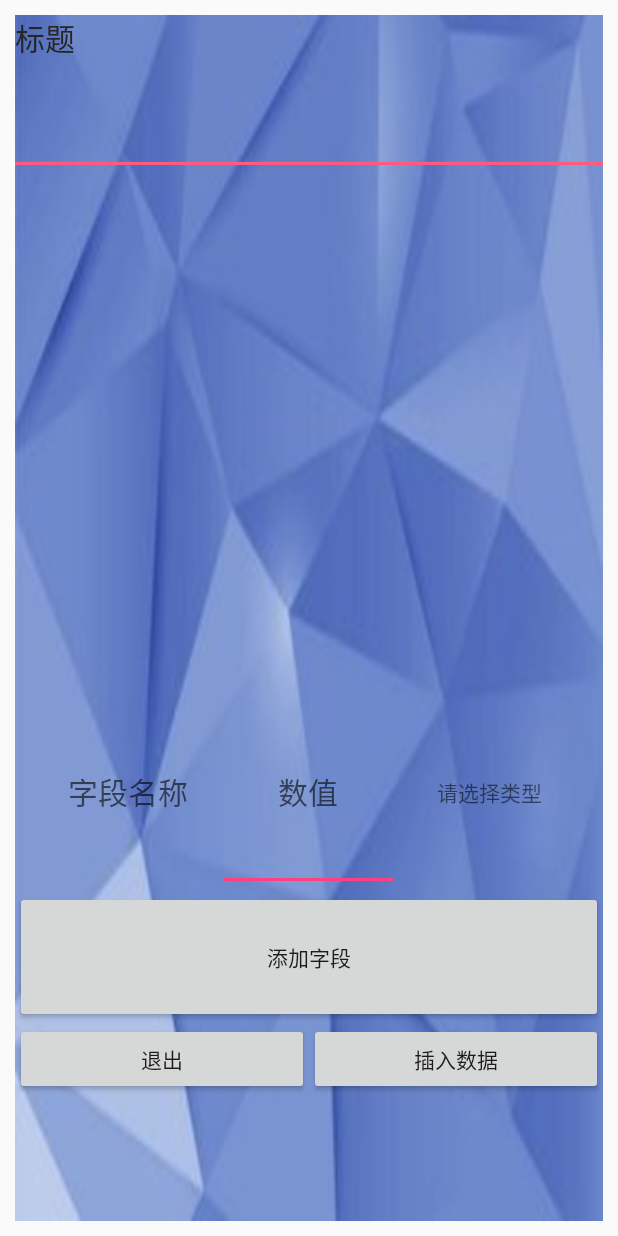
After one commit to aiLeslie/SQLite, an Android app: the layout option_insert_table.xml on its own in the app's theme, with its tools: preview values and no code run, on a phone screen of 412 x 824 dp. The commit adds this screen. Run offline under Robolectric (Android 15) with nearby library versions, the phone set to English and light mode, and no system bars.

Commit message:
增加数据库插入数据功能

```diff
--- a/litepal/src/main/assets/litepal.xml
+++ b/litepal/src/main/assets/litepal.xml
@@ -4,7 +4,7 @@
 
     <version value="1" ></version>
 
-    <list>
-        <mapping class="com.leslie.codebase.litepal.tables.Person"></mapping>
-    </list>
+    <!--<list>-->
+        <!--<mapping class="com.leslie.codebase.litepal.tables.Person"></mapping>-->
+    <!--</list>-->
 </litepal>
--- a/litepal/src/main/java/com/leslie/codebase/litepal/sql/SqlUtil.java
+++ b/litepal/src/main/java/com/leslie/codebase/litepal/sql/SqlUtil.java
@@ -5,11 +5,13 @@ package com.leslie.codebase.litepal.sql;
  */
 public class SqlUtil {
     public static String[] java_types = {
-            "string", "int", "short", "long", "int", "float", "double", "blob",
+            String.class.getName(), Integer.class.getName(), Short.class.getName(), Long.class.getName(),
+            Float.class.getName(),Double.class.getName(),Boolean.class.getName()
     };
 
     public static String[] sql_type = {
-            "char", "int", "short", "long", "int", "float", "double", "blob",
+            "char", "int", "short", "long",
+            "float", "double", "blob",
     };
 
     private static StringBuilder builder = new StringBuilder();
--- /dev/null
+++ b/litepal/src/main/res/layout/option_insert_table.xml
@@ -0,0 +1,102 @@
+<?xml version="1.0" encoding="UTF-8"?>
+<LinearLayout xmlns:android="http://schemas.android.com/apk/res/android"
+    android:layout_width="match_parent"
+    android:layout_height="match_parent"
+    android:layout_margin="10dp"
+    android:animateLayoutChanges="true"
+    android:background="@drawable/crystal"
+    android:orientation="vertical">
+
+    <TextView
+        android:id="@+id/title"
+        android:layout_width="match_parent"
+        android:layout_height="0dp"
+        android:layout_weight="1"
+        android:onClick="dismiss"
+        android:text="@string/title"
+        android:textColor="#262626"
+        android:textSize="20sp" />
+
+    <TextView
+
+        android:layout_width="match_parent"
+        android:layout_height="2dp"
+        android:layout_marginTop="10dp"
+        android:background="#ff5c7f" />
+
+    <ListView
+        android:id="@+id/listView"
+        android:layout_width="match_parent"
+        android:layout_height="0dp"
+        android:layout_weight="4"></ListView>
+
+
+
+    <LinearLayout
+        android:layout_width="match_parent"
+        android:layout_height="0dp"
+        android:layout_marginLeft="15dp"
+        android:layout_marginRight="15dp"
+        android:layout_weight="1.5"
+        android:animateLayoutChanges="true"
+        android:orientation="horizontal">
+
+        <TextView
+            android:id="@+id/edit_field"
+            android:layout_width="0dp"
+            android:layout_height="match_parent"
+            android:layout_weight="1"
+            android:gravity="center"
+            android:hint="字段名称"
+            android:inputType=""
+            android:textSize="20sp" />
+
+        <EditText
+            android:id="@+id/edit_value"
+            android:layout_width="0dp"
+            android:layout_height="match_parent"
+            android:layout_weight="1"
+            android:gravity="center"
+            android:hint="数值"
+            android:inputType=""
+            android:textSize="20sp" />
+
+
+        <TextView
+            android:id="@+id/editType"
+            android:layout_width="0dp"
+            android:layout_height="match_parent"
+            android:layout_weight="1"
+            android:gravity="center"
+            android:text="请选择类型" />
+    </LinearLayout>
+
+    <Button
+        android:id="@+id/buttonAdd"
+        android:layout_width="match_parent"
+        android:layout_height="0dp"
+        android:layout_weight="1"
+        android:text="添加字段" />
+
+    <LinearLayout
+        android:layout_width="match_parent"
+        android:layout_height="0dp"
+        android:layout_weight="1.5"
+        android:orientation="horizontal">
+
+        <Button
+            android:id="@+id/buttonCancel"
+            android:layout_width="0dp"
+            android:layout_height="wrap_content"
+            android:layout_weight="1"
+            android:text="@string/cancel" />
+
+        <Button
+            android:id="@+id/buttonOK"
+            android:layout_width="0dp"
+            android:layout_height="wrap_content"
+            android:layout_weight="1"
+            android:text="插入数据" />
+
+    </LinearLayout>
+</LinearLayout>
--- a/litepal/src/main/res/layout/recycle_item_view.xml
+++ b/litepal/src/main/res/layout/recycle_item_view.xml
@@ -8,4 +8,6 @@
         android:id="@+id/recyclerView"
         android:layout_width="match_parent"
         android:layout_height="match_parent"></android.support.v7.widget.RecyclerView>
+
+
 </LinearLayout>
--- a/litepal/src/main/res/menu/setting_item.xml
+++ b/litepal/src/main/res/menu/setting_item.xml
@@ -6,5 +6,8 @@
     <item
         android:id="@+id/newTable"
         android:title="新建表格"/>
+    <item
+        android:id="@+id/insertTable"
+        android:title="插入数据"/>
 
 </menu>
```
Also changed, not shown: litepal/src/main/java/com/leslie/codebase/litepal/MainActivity.java (+132 -19 lines), litepal/src/main/java/com/leslie/codebase/litepal/adapter/ListAdapter.java (+5 -3 lines), litepal/src/main/java/com/leslie/codebase/litepal/sql/QueryMethod.java (+60 -9 lines), litepal/src/main/java/com/leslie/codebase/litepal/sql/SqlControlor.java (+41 -3 lines), litepal/src/main/res/layout/edit_value_item.xml (added, +35 -0 lines), litepal/src/main/res/layout/key_value_item.xml (+6 -20 lines), litepal/src/main/res/layout/option_select_type.xml (renamed from litepal/src/main/res/layout/option_list.xml, +13 -9 lines).
